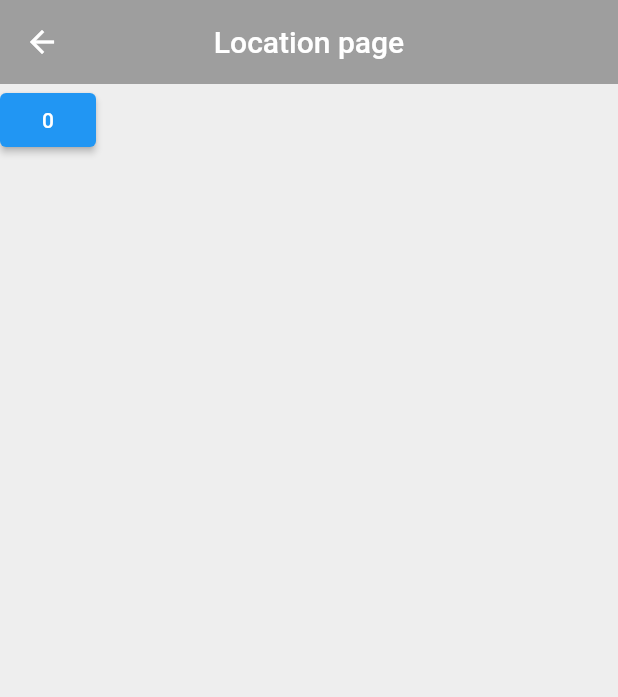
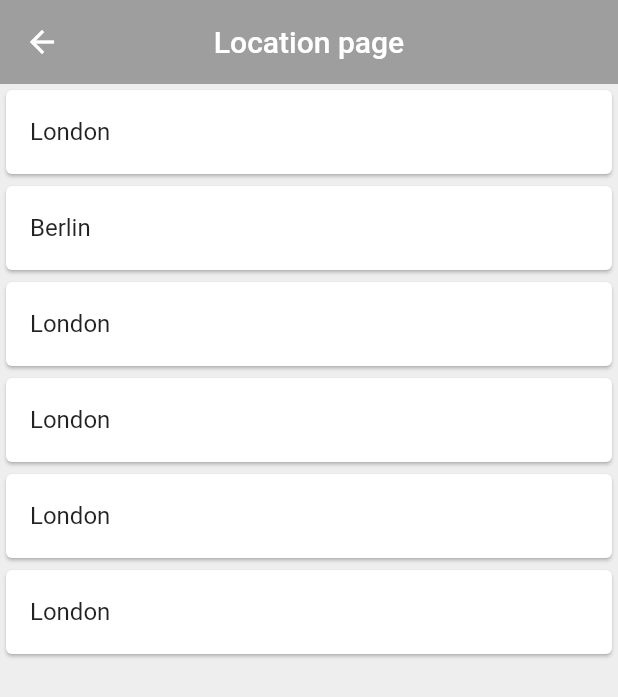
Before and after one commit to Cruxcodes/world_app, a Flutter app: the ChooseLocation screen opened by its route, on a phone screen of 412 x 824 dp. Shown: the top 697 px of the screen. Run offline on Flutter 3.47's test engine with Material 2 defaults, Android fonts, the phone set to English and light mode, and no system bars; our stand-ins replace flutter_spinkit; network calls fail; statements that could not run were skipped.

```diff
--- a/lib/pages/choose_location.dart
+++ b/lib/pages/choose_location.dart
@@ -1,7 +1,10 @@
 import 'package:flutter/material.dart';
+
+import '../services/world_time.dart';
 
 class ChooseLocation extends StatefulWidget {
   const ChooseLocation({Key? key}) : super(key: key);
+
   @override
   State<ChooseLocation> createState() => _ChooseLocationState();
 }
@@ -9,7 +12,14 @@ class ChooseLocation extends StatefulWidget {
 class _ChooseLocationState extends State<ChooseLocation> {
   int counter = 0;
 
-
+  List<WorldTime> locations = [
+    WorldTime(location: 'London', urlPath: 'Europe/London'),
+    WorldTime(location: 'Berlin', urlPath: 'Europe/London'),
+    WorldTime(location: 'London', urlPath: 'Europe/London'),
+    WorldTime(location: 'London', urlPath: 'Europe/London'),
+    WorldTime(location: 'London', urlPath: 'Europe/London'),
+    WorldTime(location: 'London', urlPath: 'Europe/London'),
+  ];
 
   @override
   Widget build(BuildContext context) {
@@ -23,14 +33,16 @@ class _ChooseLocationState extends State<ChooseLocation> {
         elevation: 0,
       ),
       backgroundColor: Colors.grey[200],
-      body: ElevatedButton(
-        onPressed: (){
-          setState(() {
-            counter++;
-          });
-        },
-        child: Text('$counter'),
-      ) ,
+      body: ListView.builder(
+          itemCount: locations.length,
+          itemBuilder: (context, index) {
+            return Card(
+              child: ListTile(
+                onTap: () {},
+                title: Text(locations[index].location!),
+              ),
+            );
+          }),
     );
   }
 }
--- a/lib/services/world_time.dart
+++ b/lib/services/world_time.dart
@@ -25,10 +25,10 @@ class WorldTime {
         //The .add is non destrcutive, which means it doesn't directly update it
         now = now.add(Duration(hours: int.parse(offset)));
 
-
         isDayTime = now.hour > 6 && now.hour < 20;
 
         time = DateFormat.jm().format(now);
+
       } else {
         print('Request failed with status: ${response.statusCode}.');
       }
--- /dev/null
+++ b/lib/utilities/Colors.dart
@@ -0,0 +1,4 @@
+import 'package:flutter/cupertino.dart';
+
+const Color grey = Color(0xff6C596E);
+const Color slant_gray = Color(0xff6F7D8C);
--- a/pubspec.yaml
+++ b/pubspec.yaml
@@ -63,7 +63,8 @@ flutter:
   uses-material-design: true
 
   # To add assets to your application, add an assets section, like this:
-  # assets:
+  assets:
+    - assets/images/
   #   - images/a_dot_burr.jpeg
   #   - images/a_dot_ham.jpeg
 
```
Also changed, not shown: lib/pages/home.dart (+37 -3 lines), lib/pages/loading.dart (+5 -4 lines), assets/images/afternoon.jpg (added), assets/images/morning.jpg (added), assets/images/nightime.jpg (added).
